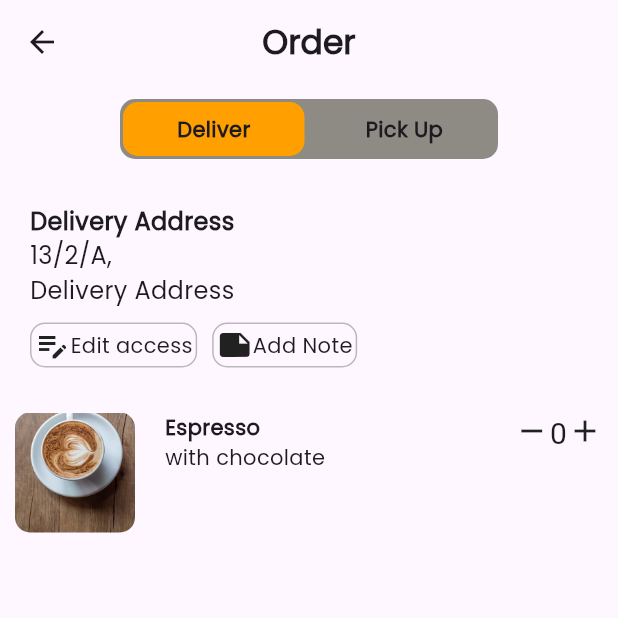
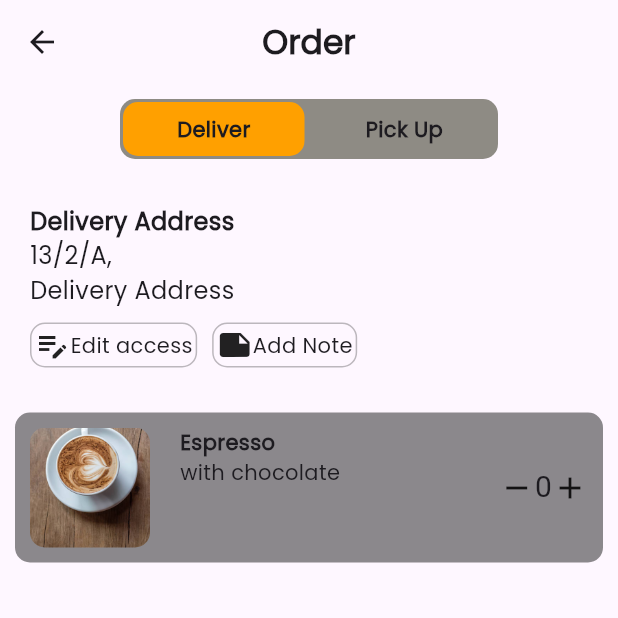
Before and after one commit to kemila3/coffe-app, a Flutter app: the OrderPage screen opened directly, on a phone screen of 412 x 824 dp, the top half of it. Run offline on Flutter 3.47's test engine with Material 3 defaults, Android fonts, the phone set to English and light mode, and no system bars.

Commit message:
using a new widget ->  intrinsict height

```diff
--- a/lib/pages/orderPage.dart
+++ b/lib/pages/orderPage.dart
@@ -150,9 +150,15 @@ class OrderPage extends StatelessWidget {
               height: 20,
             ),
             Container(
+              padding: EdgeInsets.all(10),
+              decoration: BoxDecoration(
+                  borderRadius: BorderRadius.circular(10),
+                  color: Colors.black45),
+              child: IntrinsicHeight(
                 child: Row(
+                  // mainAxisSize: MainAxisSize.max,
                   // mainAxisAlignment: MainAxisAlignment.start,
-                crossAxisAlignment: CrossAxisAlignment.start,
+                  crossAxisAlignment: CrossAxisAlignment.center,
                   children: [
                     Column(
                       children: [
@@ -171,7 +177,9 @@ class OrderPage extends StatelessWidget {
                       width: 20,
                     ),
                     Column(
+                      mainAxisSize: MainAxisSize.max,
                       crossAxisAlignment: CrossAxisAlignment.start,
+                      mainAxisAlignment: MainAxisAlignment.start,
                       children: [
                         Text(
                           "Espresso",
@@ -189,13 +197,16 @@ class OrderPage extends StatelessWidget {
                       ],
                     ),
                     Spacer(),
-                  Container(
-                    decoration: BoxDecoration(
-                      borderRadius: BorderRadius.circular(40)
-                    ),
-                    child: Icon(
+                    Column(
+                      mainAxisAlignment: MainAxisAlignment.center,
+                      crossAxisAlignment: CrossAxisAlignment.center,
+                      children: [
+                        Row(
+                          crossAxisAlignment: CrossAxisAlignment.center,
+                          mainAxisAlignment: MainAxisAlignment.center,
+                          children: [
+                            Icon(
                               Icons.remove,
-                    ),
                             ),
                             Text(
                               "0",
@@ -203,6 +214,11 @@ class OrderPage extends StatelessWidget {
                             ),
                             Icon(Icons.add),
                           ],
+                        )
+                      ],
+                    ),
+                  ],
+                ),
               ),
             )
           ],
```
Lines whose indentation alone changed are shown as unchanged.
